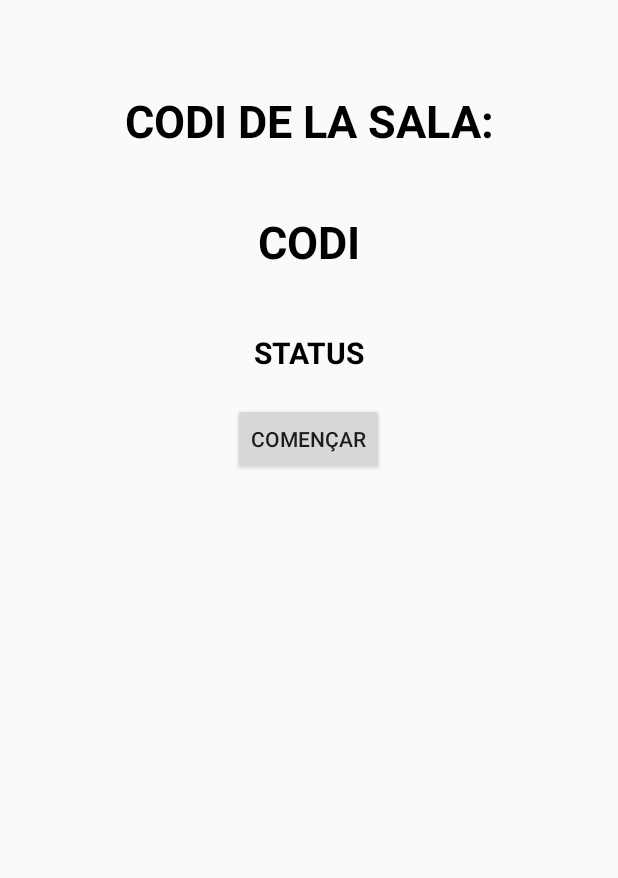
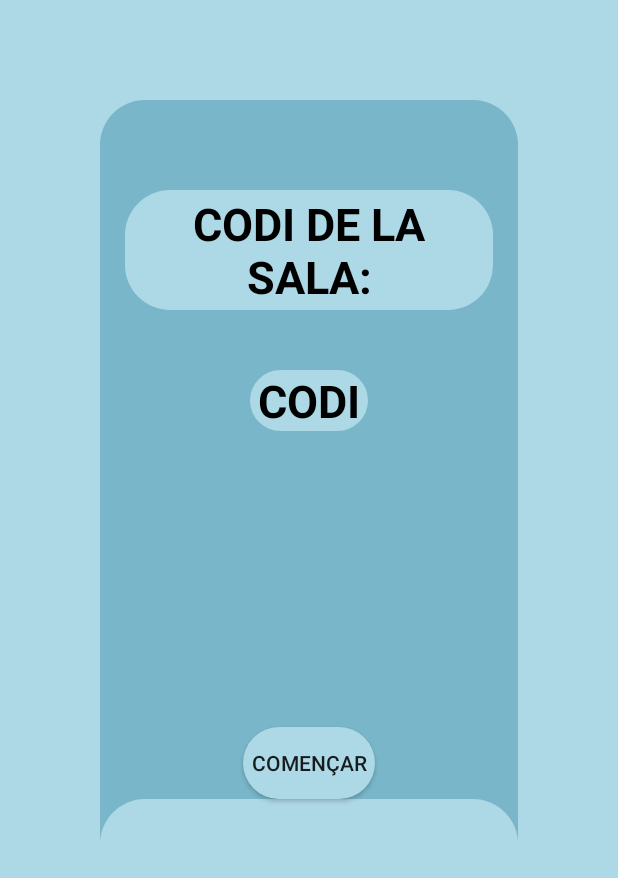
Before and after one commit to inspedralbes/transversal-tr2-2023-2024-app-android-proyecto2GR8, an Android app: the SalaActivity screen opened directly, with no data from a screen before it, on a phone screen of 412 x 824 dp. Shown: the top 878 px of the screen. Run offline under Robolectric (Android 15) with nearby library versions, the phone set to English and light mode, and no system bars; libraries missing offline, so code that uses them is left out: io.socket.client; 4 statements that could not run were skipped.

Commit message:
commit estilos

```diff
--- a/app/src/main/java/com/example/damtr2g8/LoginActivity.java
+++ b/app/src/main/java/com/example/damtr2g8/LoginActivity.java
@@ -57,11 +57,9 @@ public class LoginActivity extends AppCompatActivity {
         startActivity(intent);
     }
     public void login(){
-        Log.i("login", "entro al login");
         String email = etEmail.getText().toString();
         String pass = etPass.getText().toString();
         UsuarioLogin user = new UsuarioLogin(email, pass);
-        Log.i("verUsuario1", user.toString());
 
         Retrofit retrofit = new Retrofit.Builder()
                 .baseUrl(URL)
@@ -75,10 +73,9 @@ public class LoginActivity extends AppCompatActivity {
 
             @Override
             public void onResponse(Call<RespuestaUsuario> call, Response<RespuestaUsuario> response) {
-                Log.i("HTTP Status Code", String.valueOf(response.code()));
+
                 if(response.isSuccessful()){
                     RespuestaUsuario respuestaUsuario = response.body();
-                    Log.i("verUsuarioCorrecto", respuestaUsuario.toString());
                     String nom = respuestaUsuario.userData.getNom();
                     String cognom = respuestaUsuario.userData.getCognom();
                     String correu = respuestaUsuario.userData.getCorreu();
@@ -112,7 +109,6 @@ public class LoginActivity extends AppCompatActivity {
             @Override
             public void onFailure(Call<RespuestaUsuario> call, Throwable t) {
                 Toast.makeText(LoginActivity.this, "Error al hacer login", Toast.LENGTH_SHORT).show();
-
             }
         });
     }
--- a/app/src/main/res/layout/activity_main.xml
+++ b/app/src/main/res/layout/activity_main.xml
@@ -10,9 +10,9 @@
     <LinearLayout
         android:layout_width="match_parent"
         android:layout_height="match_parent"
-        android:layout_marginVertical="80dp"
+        android:layout_marginVertical="60dp"
         android:layout_marginHorizontal="50dp"
-        android:background="#72BAE8"
+        android:background="@drawable/background_rounded_button"
         android:orientation="vertical"
         tools:layout_editor_absoluteX="100dp"
         tools:layout_editor_absoluteY="100dp">
--- a/app/src/main/res/layout/activity_register.xml
+++ b/app/src/main/res/layout/activity_register.xml
@@ -12,7 +12,7 @@
         android:layout_height="match_parent"
         android:layout_marginVertical="30dp"
         android:layout_marginHorizontal="50dp"
-        android:background="#72BAE8"
+        android:background="@drawable/background_rounded_button"
         android:orientation="vertical"
         tools:layout_editor_absoluteX="100dp"
         tools:layout_editor_absoluteY="100dp">
--- a/app/src/main/res/layout/activity_sala.xml
+++ b/app/src/main/res/layout/activity_sala.xml
@@ -5,27 +5,35 @@
     xmlns:app="http://schemas.android.com/apk/res-auto"
     android:layout_width="match_parent"
     android:layout_height="match_parent"
-    tools:context=".SalaActivity">
+    tools:context=".SalaActivity"
+    android:background="#ADD8E6">
 
   <LinearLayout
       android:layout_width="match_parent"
       android:layout_height="match_parent"
-    android:orientation="vertical">
+      android:orientation="vertical"
+      android:background="@drawable/background_rounded_button"
+      android:layout_margin="100px"
+      >
     <TextView
         android:layout_width="match_parent"
-        android:layout_height="wrap_content"
+        android:layout_height="120px"
         android:text="CODI DE LA SALA:"
         android:textSize="30sp"
         android:gravity="center"
         android:layout_marginTop="60dp"
         android:layout_marginBottom="20dp"
+        android:layout_marginHorizontal="25px"
         android:textColor="@color/black"
-        android:textStyle="bold"/>
+        android:textStyle="bold"
+        android:background="@drawable/background_rounded"/>
     <TextView
         android:id="@+id/tvCodiClasse"
         android:layout_width="match_parent"
         android:layout_height="wrap_content"
         android:text="CODI"
+        android:background="@drawable/background_rounded"
+        android:layout_marginHorizontal="150px"
         android:textSize="30sp"
         android:gravity="center"
         android:layout_marginTop="20dp"
@@ -38,9 +46,11 @@
         android:layout_width="match_parent"
         android:layout_height="wrap_content"
         android:text="STATUS"
+        android:background="@drawable/background_rounded"
+        android:layout_marginHorizontal="250px"
         android:textSize="20sp"
         android:gravity="center"
-        android:layout_marginTop="20dp"
+        android:layout_marginTop="20px"
         android:layout_marginBottom="20dp"
         android:textColor="@color/black"
         android:textStyle="bold"
@@ -48,17 +58,25 @@
 
     <androidx.appcompat.widget.AppCompatButton
         android:id="@+id/btnIniciar"
+        android:background="@drawable/background_rounded"
         android:layout_width="wrap_content"
         android:layout_height="wrap_content"
         android:layout_gravity="center"
         android:text="COMENÇAR"/>
 
-    <androidx.recyclerview.widget.RecyclerView
-      android:id="@+id/rvJugadors"
+    <LinearLayout
         android:layout_width="match_parent"
-        android:layout_height="wrap_content"
-        app:layoutManager="androidx.recyclerview.widget.GridLayoutManager"
-        />
+        android:layout_height="800px"
+        android:background="@drawable/background_rounded">
+      <androidx.recyclerview.widget.RecyclerView
+          android:id="@+id/rvJugadors"
+          android:paddingTop="70px"
+          android:layout_width="match_parent"
+          android:layout_height="wrap_content"
+          app:layoutManager="androidx.recyclerview.widget.GridLayoutManager"
+          />
+    </LinearLayout>
+
 
 
   </LinearLayout>
--- a/app/src/main/res/layout/classes_item.xml
+++ b/app/src/main/res/layout/classes_item.xml
@@ -18,7 +18,6 @@
             android:id="@+id/tvNombreClasse"
             android:layout_width="wrap_content"
             android:layout_height="wrap_content"
-            android:paddingTop="10px"
             android:textAlignment="center"
             android:textSize="20sp"
             android:textStyle="bold"
```
